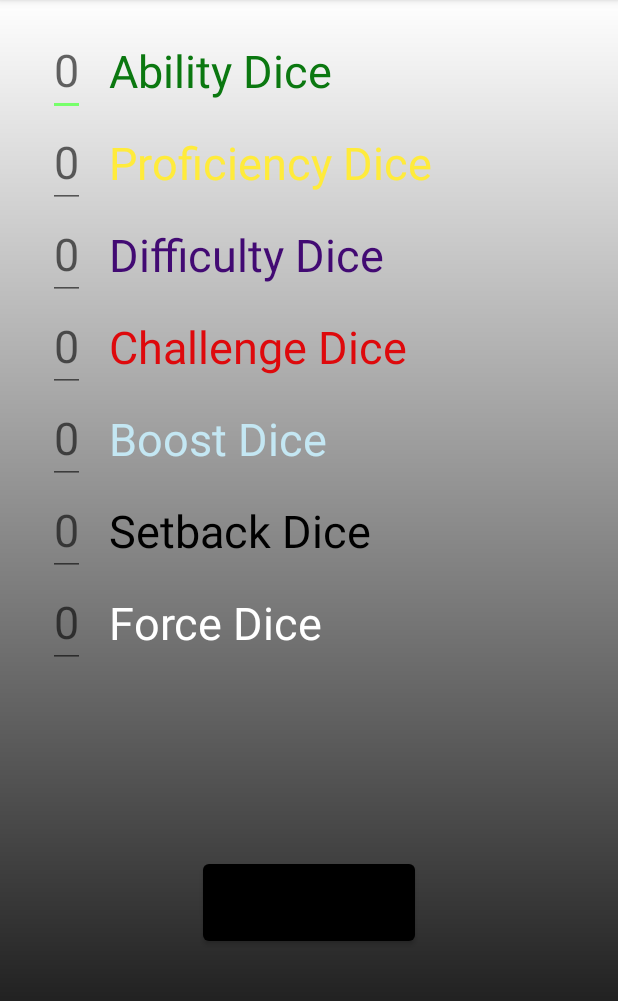
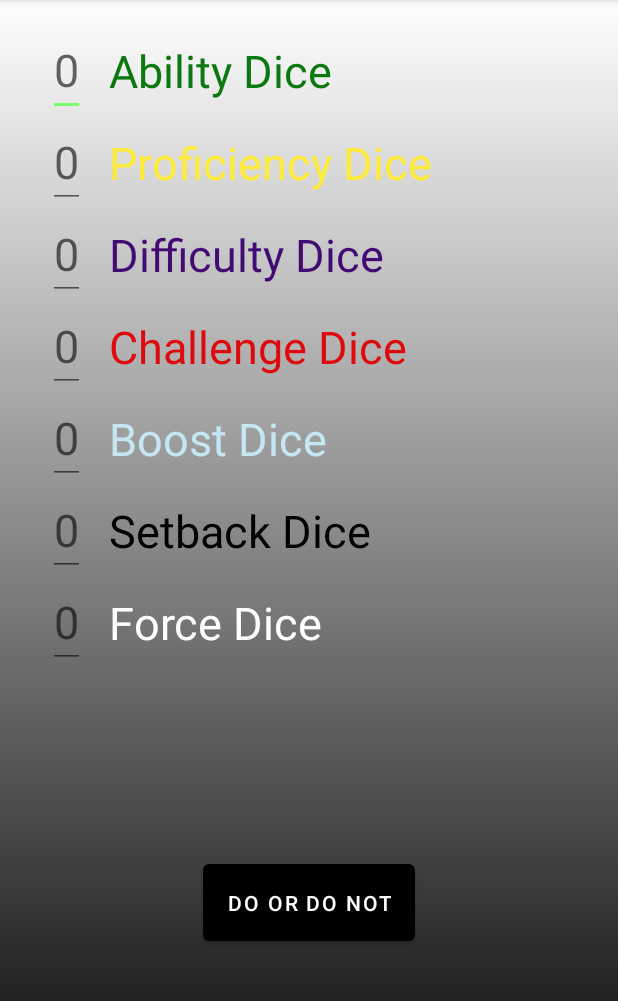
Before and after one commit to FavWest/StarWarsDiceRoller-Android, an Android app: the screen it shows after launch (MainActivity), on a phone screen of 412 x 824 dp, the part 84-1085 px from its top. Run offline under Robolectric (Android 15) with nearby library versions, the phone set to English and light mode, and no system bars.

Commit message:
roll button displays result message

```diff
--- a/app/src/main/java/com/favwest/starwarsdiceroller/MainActivity.kt
+++ b/app/src/main/java/com/favwest/starwarsdiceroller/MainActivity.kt
@@ -3,14 +3,24 @@ package com.favwest.starwarsdiceroller
 import androidx.appcompat.app.AppCompatActivity
 import android.os.Bundle
 import android.view.View
+import android.view.View.VISIBLE
+import android.widget.Button
 import android.widget.TextView
+import android.widget.Toast
+import org.w3c.dom.Text
 
 class MainActivity : AppCompatActivity() {
     override fun onCreate(savedInstanceState: Bundle?) {
         super.onCreate(savedInstanceState)
         setContentView(R.layout.activity_main)
+        val rollButton: Button = findViewById(R.id.button)
+        val resultsTextView: TextView = findViewById(R.id.results)
+
+        rollButton.setOnClickListener{
+            resultsTextView.text = "5 successes!"
+            resultsTextView.visibility = VISIBLE
+        }
     }
-//    private val results: TextView = findViewById<TextView>(R.id.results)
 //
 //    fun roll() {
 //        results.visibility= View.VISIBLE
--- a/app/src/main/res/layout/activity_main.xml
+++ b/app/src/main/res/layout/activity_main.xml
@@ -246,7 +246,7 @@
         app:layout_constraintEnd_toEndOf="parent"
         app:layout_constraintStart_toStartOf="parent"
         app:layout_constraintTop_toBottomOf="@+id/results"
-        android:textColor="@color/black"
+        android:textColor="@color/white"
         android:padding="16dp" />
 
 </androidx.constraintlayout.widget.ConstraintLayout>
```
